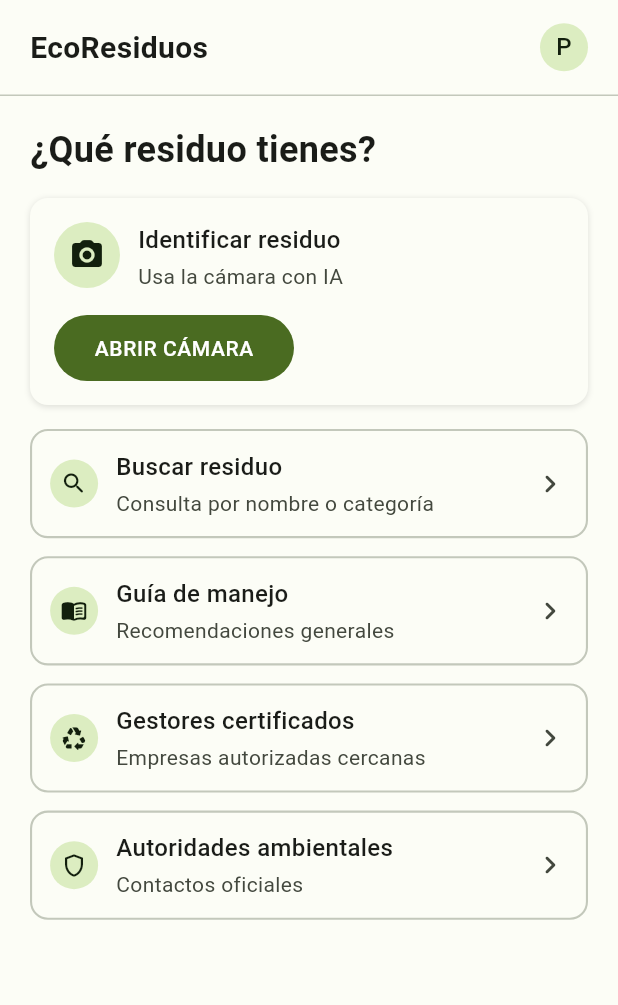
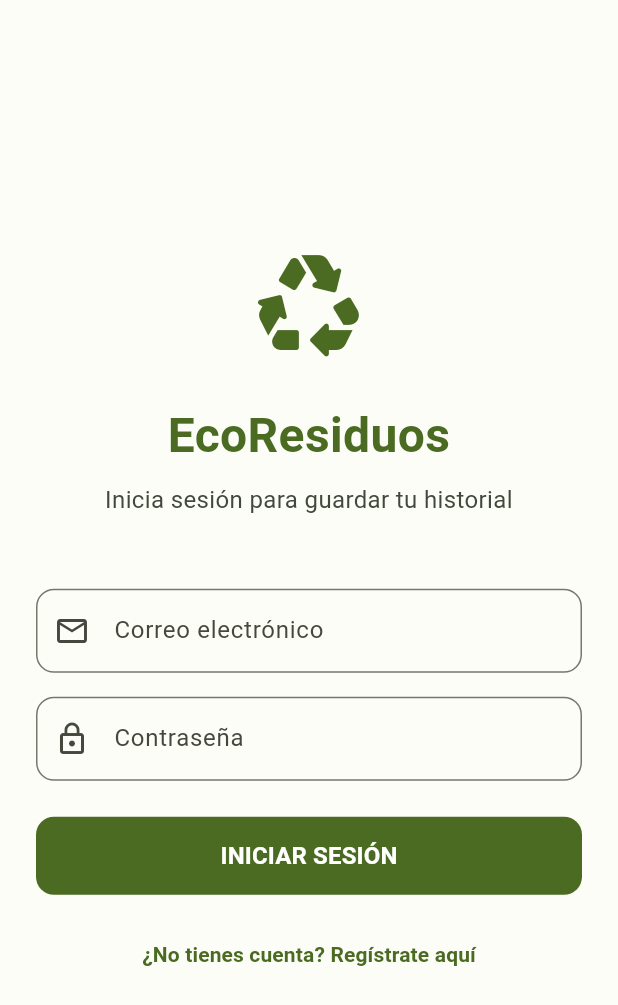
Before and after one commit to JanerBus/Ecoresiduos_App, a Flutter app: the screen it shows after launch, on a phone screen of 412 x 824 dp. Shown: the top 1005 px of the screen. Run offline on Flutter 3.47's test engine with Material 3 defaults, Android fonts, the phone set to English and light mode, and no system bars; our stand-ins replace camera, flutter_dotenv, flutter_map, geolocator, google_generative_ai, latlong2 and 3 more; accounts and stored records are empty.

Commit message:
Feat: Sistema de Login, Historial y carga de imagenes a Supabase

```diff
--- a/lib/main.dart
+++ b/lib/main.dart
@@ -9,6 +9,7 @@ import 'screens/identificar_residuo_screen.dart';
 import 'screens/inicio_screen.dart';
 import 'screens/permiso_camara_dialog.dart';
 import 'screens/procesando_screen.dart';
+import 'screens/login_screen.dart';
 import 'theme/eco_theme.dart';
 
 import 'package:permission_handler/permission_handler.dart';
@@ -41,8 +42,41 @@ class EcoResiduosApp extends StatelessWidget {
       title: 'EcoResiduos',
       debugShowCheckedModeBanner: false,
       theme: ecoResiduosTheme,
-      home: Builder(
-        builder: (context) => InicioScreen(
+      home: const AuthGate(),
+    );
+  }
+}
+
+class AuthGate extends StatefulWidget {
+  const AuthGate({super.key});
+
+  @override
+  State<AuthGate> createState() => _AuthGateState();
+}
+
+class _AuthGateState extends State<AuthGate> {
+  User? _user;
+
+  @override
+  void initState() {
+    super.initState();
+    _user = Supabase.instance.client.auth.currentUser;
+    Supabase.instance.client.auth.onAuthStateChange.listen((data) {
+      if (mounted) {
+        setState(() {
+          _user = data.session?.user;
+        });
+      }
+    });
+  }
+
+  @override
+  Widget build(BuildContext context) {
+    if (_user == null) {
+      return const LoginScreen();
+    }
+
+    return InicioScreen(
       onAbrirCamara: () => Navigator.push(
         context,
         MaterialPageRoute(
@@ -75,13 +109,6 @@ class EcoResiduosApp extends StatelessWidget {
           builder: (_) => const AutoridadesAmbientalesScreen(),
         ),
       ),
-        ),
-      ),
-      // A medida que agreguemos pantallas (WF-15, WF-16...), regístralas
-      // aquí como rutas con nombre, por ejemplo:
-      // routes: {
-      //   '/buscar': (_) => const BuscarResiduoScreen(),
-      // },
     );
   }
 
--- /dev/null
+++ b/lib/screens/login_screen.dart
@@ -0,0 +1,196 @@
+import 'package:flutter/material.dart';
+import 'package:supabase_flutter/supabase_flutter.dart';
+import '../theme/eco_colors.dart';
+import 'inicio_screen.dart';
+import 'registro_screen.dart';
+
+class LoginScreen extends StatefulWidget {
+  const LoginScreen({super.key});
+
+  @override
+  State<LoginScreen> createState() => _LoginScreenState();
+}
+
+class _LoginScreenState extends State<LoginScreen> {
+  final _emailController = TextEditingController();
+  final _passwordController = TextEditingController();
+  bool _isLoading = false;
+  String? _errorMessage;
+
+  Future<void> _iniciarSesion() async {
+    setState(() {
+      _isLoading = true;
+      _errorMessage = null;
+    });
+
+    try {
+      final email = _emailController.text.trim();
+      final password = _passwordController.text;
+
+      if (email.isEmpty || password.isEmpty) {
+        setState(() {
+          _errorMessage = 'Por favor, completa todos los campos.';
+          _isLoading = false;
+        });
+        return;
+      }
+
+      await Supabase.instance.client.auth.signInWithPassword(
+        email: email,
+        password: password,
+      );
+
+      // Si es exitoso, navegamos a la pantalla de inicio
+      if (mounted) {
+        Navigator.pushReplacement(
+          context,
+          MaterialPageRoute(
+            builder: (_) => InicioScreen(
+              onAbrirCamara: () {}, // Se inyectará desde main.dart luego
+              onBuscarResiduo: () {},
+              onGuiaDeManejo: () {},
+              onGestoresCertificados: () {},
+              onAutoridadesAmbientales: () {},
+            ),
+          ),
+        );
+      }
+    } on AuthException catch (error) {
+      setState(() => _errorMessage = error.message);
+    } catch (e) {
+      setState(() => _errorMessage = 'Ocurrió un error inesperado.');
+    } finally {
+      if (mounted) {
+        setState(() => _isLoading = false);
+      }
+    }
+  }
+
+  @override
+  Widget build(BuildContext context) {
+    return Scaffold(
+      backgroundColor: EcoColors.background,
+      body: SafeArea(
+        child: Center(
+          child: SingleChildScrollView(
+            padding: const EdgeInsets.all(24.0),
+            child: Column(
+              mainAxisAlignment: MainAxisAlignment.center,
+              crossAxisAlignment: CrossAxisAlignment.stretch,
+              children: [
+                const Icon(
+                  Icons.recycling_rounded,
+                  size: 80,
+                  color: EcoColors.primary,
+                ),
+                const SizedBox(height: 24),
+                const Text(
+                  'EcoResiduos',
+                  textAlign: TextAlign.center,
+                  style: TextStyle(
+                    fontSize: 32,
+                    fontWeight: FontWeight.bold,
+                    color: EcoColors.primary,
+                  ),
+                ),
+                const SizedBox(height: 8),
+                const Text(
+                  'Inicia sesión para guardar tu historial',
+                  textAlign: TextAlign.center,
+                  style: TextStyle(
+                    fontSize: 16,
+                    color: EcoColors.onSurfaceVariant,
+                  ),
+                ),
+                const SizedBox(height: 48),
+                if (_errorMessage != null)
+                  Container(
+                    padding: const EdgeInsets.all(12),
+                    margin: const EdgeInsets.only(bottom: 16),
+                    decoration: BoxDecoration(
+                      color: EcoColors.errorContainer,
+                      borderRadius: BorderRadius.circular(8),
+                    ),
+                    child: Text(
+                      _errorMessage!,
+                      style: const TextStyle(color: EcoColors.onErrorContainer),
+                    ),
+                  ),
+                TextField(
+                  controller: _emailController,
+                  keyboardType: TextInputType.emailAddress,
+                  decoration: InputDecoration(
+                    labelText: 'Correo electrónico',
+                    prefixIcon: const Icon(Icons.email_outlined),
+                    border: OutlineInputBorder(
+                      borderRadius: BorderRadius.circular(12),
+                    ),
+                  ),
+                ),
+                const SizedBox(height: 16),
+                TextField(
+                  controller: _passwordController,
+                  obscureText: true,
+                  decoration: InputDecoration(
+                    labelText: 'Contraseña',
+                    prefixIcon: const Icon(Icons.lock_outline),
+                    border: OutlineInputBorder(
+                      borderRadius: BorderRadius.circular(12),
+                    ),
+                  ),
+                ),
+                const SizedBox(height: 24),
+                SizedBox(
+                  height: 52,
+                  child: FilledButton(
+                    onPressed: _isLoading ? null : _iniciarSesion,
+                    style: FilledButton.styleFrom(
+                      backgroundColor: EcoColors.primary,
+                      shape: RoundedRectangleBorder(
+                        borderRadius: BorderRadius.circular(12),
+                      ),
+                    ),
+                    child: _isLoading
+                        ? const SizedBox(
+                            width: 24,
+                            height: 24,
+                            child: CircularProgressIndicator(
+                              color: Colors.white,
+                              strokeWidth: 2.5,
+                            ),
+                          )
+                        : const Text(
+                            'INICIAR SESIÓN',
+                            style: TextStyle(
+                              fontSize: 16,
+                              fontWeight: FontWeight.bold,
+                            ),
+                          ),
+                  ),
+                ),
+                const SizedBox(height: 16),
+                TextButton(
+                  onPressed: () {
+                    Navigator.push(
+                      context,
+                      MaterialPageRoute(
+                        builder: (_) => const RegistroScreen(),
+                      ),
+                    );
+                  },
+                  child: const Text(
+                    '¿No tienes cuenta? Regístrate aquí',
+                    style: TextStyle(
+                      color: EcoColors.primary,
+                      fontWeight: FontWeight.w600,
+                    ),
+                  ),
+                ),
+              ],
+            ),
+          ),
+        ),
+      ),
+    );
+  }
+}
--- a/lib/screens/procesando_screen.dart
+++ b/lib/screens/procesando_screen.dart
@@ -2,6 +2,7 @@ import 'package:flutter/material.dart';
 
 import '../models/waste_item.dart';
 import '../services/identificacion_service.dart';
+import '../services/historial_service.dart';
 import '../theme/eco_colors.dart';
 import 'error_conexion_screen.dart';
 import 'error_procesamiento_screen.dart';
@@ -47,6 +48,10 @@ class _ProcesandoScreenState extends State<ProcesandoScreen> {
       final WasteItem resultado = await service.identificar(
         imagePath: widget.imagePath,
       );
+
+      // Guardar el escaneo en el historial (en segundo plano)
+      HistorialService.guardarEscaneoEnSegundoPlano(resultado, widget.imagePath);
+
       _irA(
         ResultadoScreen(
           item: resultado,
--- /dev/null
+++ b/model_training/requirements.txt
@@ -0,0 +1,4 @@
+tensorflow
+matplotlib
+scikit-learn
+pillow
```
Also changed, not shown: lib/screens/historial_screen.dart (added, +203 -0 lines), lib/screens/inicio_screen.dart (+29 -0 lines), lib/screens/registro_screen.dart (added, +216 -0 lines), lib/services/historial_service.dart (added, +50 -0 lines), 3 other files. Lines whose indentation alone changed are shown as unchanged.
